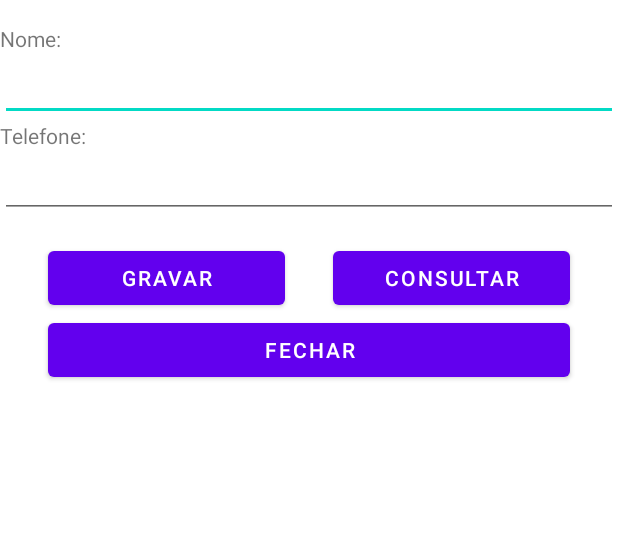
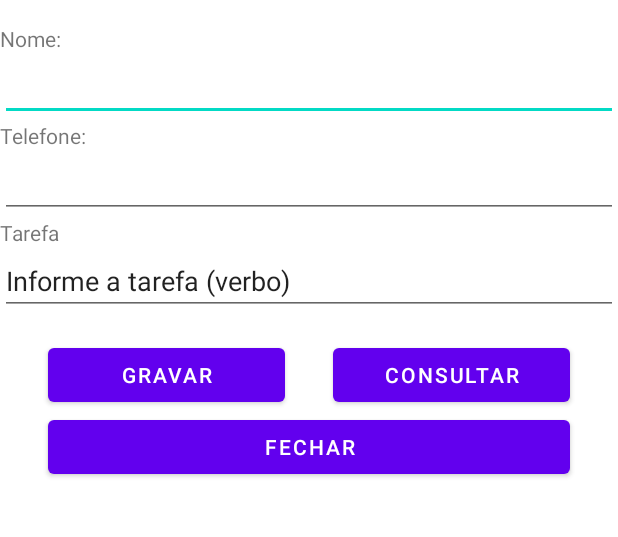
Before and after one commit to solmonteiro/Agenda, an Android app: the screen it shows after launch (MainActivity), on a phone screen of 412 x 824 dp, the part 152-689 px from its top. Run offline under Robolectric (Android 15) with nearby library versions, the phone set to English and light mode, and no system bars.

Commit message:
AG-001 Campo tarefa adicionado à tela inicial

```diff
--- a/app/src/main/res/layout/activity_main.xml
+++ b/app/src/main/res/layout/activity_main.xml
@@ -9,7 +9,9 @@
     <LinearLayout
         android:layout_width="match_parent"
         android:layout_height="match_parent"
-        android:orientation="vertical">
+        android:orientation="vertical"
+        tools:layout_editor_absoluteX="41dp"
+        tools:layout_editor_absoluteY="123dp">
 
         <TextView
             android:id="@+id/tv_titulo"
@@ -26,9 +28,9 @@
 
             <TextView
                 android:id="@+id/tv_nome"
-                android:layout_marginTop="16dp"
                 android:layout_width="match_parent"
                 android:layout_height="wrap_content"
+                android:layout_marginTop="16dp"
                 android:text="Nome:" />
 
             <EditText
@@ -56,6 +58,26 @@
                 android:layout_height="wrap_content"
                 android:ems="10"
                 android:inputType="textPersonName" />
+        </LinearLayout>
+
+        <LinearLayout
+            android:layout_width="match_parent"
+            android:layout_height="wrap_content"
+            android:orientation="vertical">
+
+            <TextView
+                android:id="@+id/tv_tarefa"
+                android:layout_width="match_parent"
+                android:layout_height="wrap_content"
+                android:text="Tarefa" />
+
+            <EditText
+                android:id="@+id/et_tarefa"
+                android:layout_width="match_parent"
+                android:layout_height="wrap_content"
+                android:ems="10"
+                android:inputType="textPersonName"
+                android:text="Informe a tarefa (verbo)" />
         </LinearLayout>
 
         <LinearLayout
```
